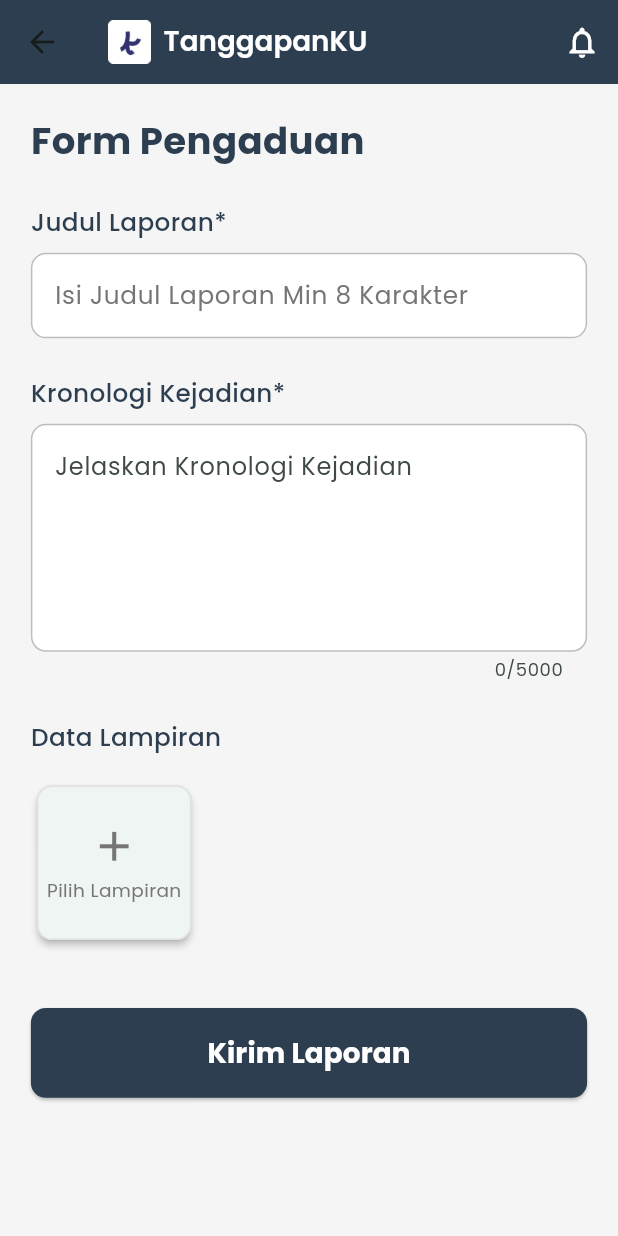
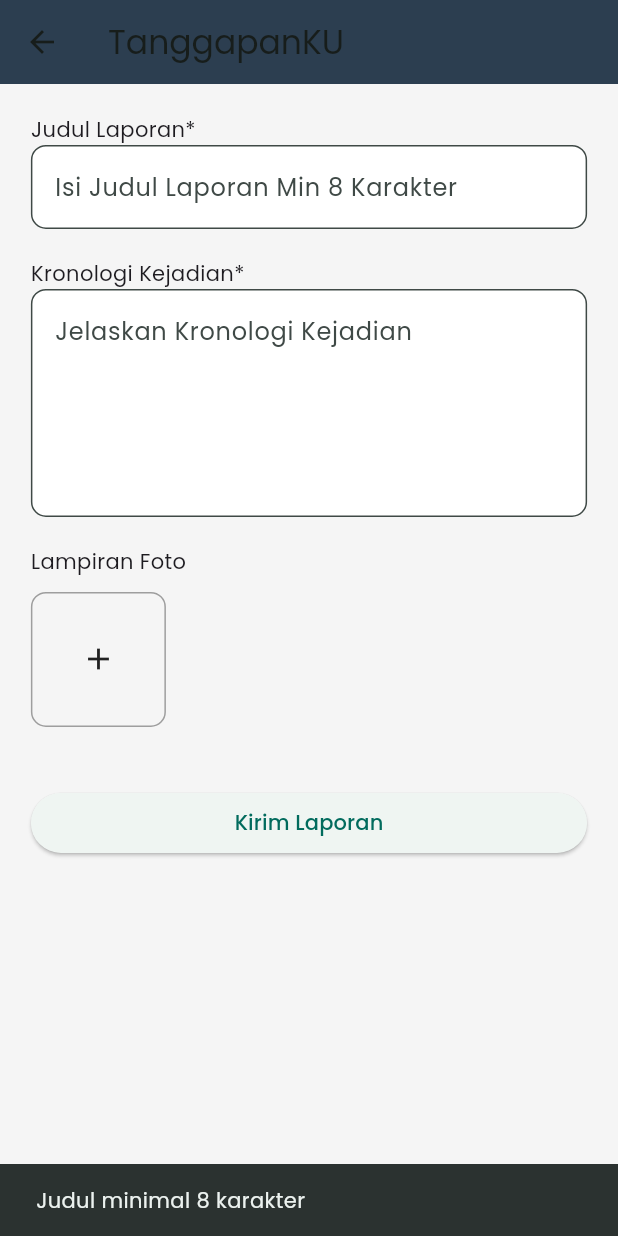
Before and after one commit to Kyzen2/TanggapanKu, a Flutter app: the PengaduanPage screen opened directly, after a tap on "Kirim Laporan", on a phone screen of 412 x 824 dp. Run offline on Flutter 3.47's test engine with Material 3 defaults, Android fonts, the phone set to English and light mode, and no system bars; our stand-ins replace carousel_slider, gap, google_fonts, image_picker, shared_preferences, timeago; missing offline and left inert: tutorial_coach_mark; accounts and stored records are empty.

Commit message:
rombak pengaduan page

```diff
--- a/lib/api/api_service.dart
+++ b/lib/api/api_service.dart
@@ -87,4 +87,39 @@ class ApiService {
       "body": jsonDecode(res.body),
     };
   }
+
+  // POST /pengaduan (multipart)
+  Future<Map<String, dynamic>> postPengaduan({
+    required String token,
+    required String judul,
+    required String deskripsi,
+    List<String>? fotoPaths,
+  }) async {
+    final uri = Uri.parse('$baseUrl/pengaduan');
+    final request = http.MultipartRequest('POST', uri);
+
+    request.headers.addAll({
+      "Authorization": "Bearer $token",
+      "accept": "application/json",
+      'ngrok-skip-browser-warning': 'true',
+    });
+
+    request.fields['judul'] = judul;
+    request.fields['deskripsi'] = deskripsi;
+
+    // Upload banyak foto
+    if (fotoPaths != null && fotoPaths.isNotEmpty) {
+      for (var path in fotoPaths) {
+        request.files.add(await http.MultipartFile.fromPath('foto[]', path));
+      }
+    }
+
+    final response = await request.send();
+    final resBody = await response.stream.bytesToString();
+
+    return {
+      "status": response.statusCode,
+      "body": jsonDecode(resBody),
+    };
+  }
 }
--- /dev/null
+++ b/lib/models/pengaduan.dart
@@ -0,0 +1,56 @@
+class Pengaduan {
+  final int id;
+  final int idWarga;
+  final int idDaerah;
+  final String judul;
+  final String deskripsi;
+  final String tglPengaduan;
+  final String status;
+  final List<PengaduanFoto> foto;
+
+  Pengaduan({
+    required this.id,
+    required this.idWarga,
+    required this.idDaerah,
+    required this.judul,
+    required this.deskripsi,
+    required this.tglPengaduan,
+    required this.status,
+    required this.foto,
+  });
+
+  factory Pengaduan.fromJson(Map<String, dynamic> json) {
+    return Pengaduan(
+      id: json['id'] ?? 0,
+      idWarga: json['id_warga'] ?? 0,
+      idDaerah: json['id_daerah'] ?? 0,
+      judul: json['judul'] ?? '',
+      deskripsi: json['deskripsi'] ?? '',
+      tglPengaduan: json['tgl_pengaduan'] ?? '',
+      status: json['status'] ?? 'Diajukan',
+      foto: (json['foto'] as List<dynamic>? ?? [])
+          .map((e) => PengaduanFoto.fromJson(e))
+          .toList(),
+    );
+  }
+}
+
+class PengaduanFoto {
+  final int id;
+  final int idPengaduan;
+  final String pathFoto;
+
+  PengaduanFoto({
+    required this.id,
+    required this.idPengaduan,
+    required this.pathFoto,
+  });
+
+  factory PengaduanFoto.fromJson(Map<String, dynamic> json) {
+    return PengaduanFoto(
+      id: json['id'] ?? 0,
+      idPengaduan: json['id_pengaduan'] ?? 0,
+      pathFoto: json['path_foto'] ?? '',
+    );
+  }
+}
--- a/lib/pages/pengaduan.dart
+++ b/lib/pages/pengaduan.dart
@@ -1,30 +1,9 @@
+import 'dart:io';
 import 'package:flutter/material.dart';
-import 'package:flutter/services.dart';
+import 'package:image_picker/image_picker.dart';
 import 'package:google_fonts/google_fonts.dart';
-
-void main() {
-  runApp(const MyApp());
-}
-
-class MyApp extends StatelessWidget {
-  const MyApp({super.key});
-
-  @override
-  Widget build(BuildContext context) {
-    return MaterialApp(
-      debugShowCheckedModeBanner: false,
-      title: 'TanggapanKu App',
-      theme: ThemeData(
-        primarySwatch: Colors.blueGrey,
-        visualDensity: VisualDensity.adaptivePlatformDensity,
-        textTheme: GoogleFonts.poppinsTextTheme(
-          Theme.of(context).textTheme,
-        ),
-      ),
-      home: const PengaduanPage(),
-    );
-  }
-}
+import 'package:tanggapanku/api/api_service.dart';
+import 'package:shared_preferences/shared_preferences.dart';
 
 class PengaduanPage extends StatefulWidget {
   const PengaduanPage({super.key});
@@ -34,172 +13,190 @@ class PengaduanPage extends StatefulWidget {
 }
 
 class _PengaduanPageState extends State<PengaduanPage> {
-  final TextEditingController _judulLaporanController = TextEditingController();
-  final TextEditingController _kronologiController = TextEditingController();
-  static const int _maxKronologiLength = 5000;
+  final TextEditingController _judul = TextEditingController();
+  final TextEditingController _deskripsi = TextEditingController();
+  final List<File> _selectedImages = [];
+
+  bool _loading = false;
 
   @override
   void dispose() {
-    _judulLaporanController.dispose();
-    _kronologiController.dispose();
+    _judul.dispose();
+    _deskripsi.dispose();
     super.dispose();
+  }
+
+  Future<void> _pickImages() async {
+    final picker = ImagePicker();
+
+    showModalBottomSheet(
+      context: context,
+      shape: const RoundedRectangleBorder(
+        borderRadius: BorderRadius.vertical(top: Radius.circular(16)),
+      ),
+      builder: (context) {
+        return SafeArea(
+          child: Column(
+            mainAxisSize: MainAxisSize.min,
+            children: [
+              ListTile(
+                leading: const Icon(Icons.camera_alt),
+                title: const Text("Ambil dari Kamera"),
+                onTap: () async {
+                  Navigator.pop(context);
+                  final photo =
+                      await picker.pickImage(source: ImageSource.camera);
+                  if (photo != null) {
+                    setState(() => _selectedImages.add(File(photo.path)));
+                  }
+                },
+              ),
+              ListTile(
+                leading: const Icon(Icons.photo_library),
+                title: const Text("Pilih dari Galeri"),
+                onTap: () async {
+                  Navigator.pop(context);
+                  final picked = await picker.pickMultiImage();
+                  if (picked.isNotEmpty) {
+                    setState(() {
+                      _selectedImages.addAll(
+                        picked.map((e) => File(e.path)),
+                      );
+                    });
+                  }
+                },
+              ),
+            ],
+          ),
+        );
+      },
+    );
+  }
+
+  Future<void> _submitPengaduan() async {
+    if (_judul.text.length < 8) {
+      ScaffoldMessenger.of(context).showSnackBar(
+        const SnackBar(content: Text("Judul minimal 8 karakter")),
+      );
+      return;
+    }
+
+    if (_deskripsi.text.length < 10) {
+      ScaffoldMessenger.of(context).showSnackBar(
+        const SnackBar(content: Text("Kronologi terlalu pendek.")),
+      );
+      return;
+    }
+
+    setState(() => _loading = true);
+
+    try {
+      final prefs = await SharedPreferences.getInstance();
+      final token = prefs.getString('token') ?? '';
+
+      if (token.isEmpty) {
+        ScaffoldMessenger.of(context).showSnackBar(
+          const SnackBar(content: Text("Silakan login dulu.")),
+        );
+        return;
+      }
+
+      final api = ApiService();
+
+      final res = await api.postPengaduan(
+        token: token,
+        judul: _judul.text,
+        deskripsi: _deskripsi.text,
+        fotoPaths: _selectedImages.map((e) => e.path).toList(),
+      );
+
+      if (res["status"] == 201) {
+        ScaffoldMessenger.of(context).showSnackBar(
+          const SnackBar(content: Text("Pengaduan berhasil dikirim!")),
+        );
+
+        _judul.clear();
+        _deskripsi.clear();
+        setState(() => _selectedImages.clear());
+      } else {
+        ScaffoldMessenger.of(context).showSnackBar(
+          SnackBar(content: Text(res["body"]["message"] ?? "Gagal mengirim")),
+        );
+      }
+    } catch (e) {
+      ScaffoldMessenger.of(context).showSnackBar(
+        SnackBar(content: Text("Error: $e")),
+      );
+    } finally {
+      setState(() => _loading = false);
+    }
   }
 
   @override
   Widget build(BuildContext context) {
-    final screenHeight = MediaQuery.of(context).size.height;
     final screenWidth = MediaQuery.of(context).size.width;
-
-    const Color primaryBlueDark = Color(0xFF2C3E50);
-    const Color accentBlue = Color(0xFF3F51B5);
-    const Color lightGrey = Color(0xFFF5F5F5);
+    const primaryBlueDark = Color(0xFF2C3E50);
+    const lightGrey = Color(0xFFF5F5F5);
 
     return Scaffold(
       backgroundColor: lightGrey,
       appBar: AppBar(
         backgroundColor: primaryBlueDark,
-        elevation: 0,
-        title: Row(
-          children: [
-            Image.asset(
-              'assets/Logo.png',
-              height: screenHeight * 0.035,
-              width: screenHeight * 0.035,
-              fit: BoxFit.contain,
-            ),
-            SizedBox(width: screenWidth * 0.02),
-            Text(
-              'TanggapanKU',
-              style: GoogleFonts.poppins(
-                fontSize: screenWidth * 0.045,
-                fontWeight: FontWeight.w600,
-                color: Colors.white,
-              ),
-            ),
-          ],
-        ),
-        actions: [
-          IconButton(
-            icon: Icon(Icons.notifications_none,
-                color: Colors.white, size: screenWidth * 0.06),
-            onPressed: () {
-              // Handle notifikasi
-            },
-          ),
-        ],
+        title: const Text("TanggapanKU"),
       ),
       body: SingleChildScrollView(
         padding: EdgeInsets.all(screenWidth * 0.05),
         child: Column(
           crossAxisAlignment: CrossAxisAlignment.start,
           children: [
-            Text(
-              'Form Pengaduan',
-              style: GoogleFonts.poppins(
-                fontSize: screenWidth * 0.06,
-                fontWeight: FontWeight.bold,
-                color: primaryBlueDark,
-              ),
-            ),
-            SizedBox(height: screenHeight * 0.03),
-            Text(
-              'Judul Laporan*',
-              style: GoogleFonts.poppins(
-                fontSize: screenWidth * 0.04,
-                fontWeight: FontWeight.w500,
-                color: primaryBlueDark,
-              ),
-            ),
-            SizedBox(height: screenHeight * 0.01),
-            _buildTextField(
-              context,
-              controller: _judulLaporanController,
-              hintText: 'Isi Judul Laporan Min 8 Karakter',
-              keyboardType: TextInputType.text,
-            ),
-            SizedBox(height: screenHeight * 0.03),
-            Text(
-              'Kronologi Kejadian*',
-              style: GoogleFonts.poppins(
-                fontSize: screenWidth * 0.04,
-                fontWeight: FontWeight.w500,
-                color: primaryBlueDark,
-              ),
-            ),
-            SizedBox(height: screenHeight * 0.01),
-            _buildMultiLineTextField(
-              context,
-              controller: _kronologiController,
-              hintText: 'Jelaskan Kronologi Kejadian',
-              maxLength: _maxKronologiLength,
-            ),
-            SizedBox(height: screenHeight * 0.03),
-            Text(
-              'Data Lampiran',
-              style: GoogleFonts.poppins(
-                fontSize: screenWidth * 0.04,
-                fontWeight: FontWeight.w500,
-                color: primaryBlueDark,
-              ),
-            ),
-            SizedBox(height: screenHeight * 0.02),
-            GestureDetector(
-              onTap: () {
-                print('Pilih Lampiran ditekan!');
-              },
-              child: Card(
-                elevation: 2,
-                shape: RoundedRectangleBorder(
-                  borderRadius: BorderRadius.circular(10),
-                  side: BorderSide(color: Colors.grey.shade300, width: 1),
-                ),
-                child: Container(
-                  width: screenWidth * 0.25,
-                  height: screenWidth * 0.25,
-                  alignment: Alignment.center,
-                  child: Column(
-                    mainAxisAlignment: MainAxisAlignment.center,
-                    children: [
-                      Icon(Icons.add,
-                          size: screenWidth * 0.08, color: Colors.grey[600]),
-                      SizedBox(height: screenHeight * 0.005),
-                      Text(
-                        'Pilih Lampiran',
-                        style: GoogleFonts.poppins(
-                          fontSize: screenWidth * 0.03,
-                          color: Colors.grey[600],
-                        ),
-                      ),
-                    ],
+            const Text("Judul Laporan*"),
+            _buildTextField(_judul, "Isi Judul Laporan Min 8 Karakter"),
+            const SizedBox(height: 20),
+            const Text("Kronologi Kejadian*"),
+            _buildTextField(_deskripsi, "Jelaskan Kronologi Kejadian",
+                maxLines: 5),
+            const SizedBox(height: 20),
+            const Text("Lampiran Foto"),
+            const SizedBox(height: 10),
+            Wrap(
+              spacing: 10,
+              runSpacing: 10,
+              children: [
+                ..._selectedImages.map(
+                  (file) => ClipRRect(
+                    borderRadius: BorderRadius.circular(10),
+                    child: Image.file(
+                      file,
+                      width: 90,
+                      height: 90,
+                      fit: BoxFit.cover,
+                    ),
                   ),
                 ),
-              ),
+                GestureDetector(
+                  onTap: _pickImages,
+                  child: Container(
+                    width: 90,
+                    height: 90,
+                    decoration: BoxDecoration(
+                      border: Border.all(color: Colors.grey),
+                      borderRadius: BorderRadius.circular(10),
+                    ),
+                    child: const Icon(Icons.add),
+                  ),
+                ),
+              ],
             ),
-            SizedBox(height: screenHeight * 0.05),
+            const SizedBox(height: 40),
             SizedBox(
               width: double.infinity,
               child: ElevatedButton(
-                onPressed: () {
-                  print('Judul: ${_judulLaporanController.text}');
-                  print('Kronologi: ${_kronologiController.text}');
-                },
-                style: ElevatedButton.styleFrom(
-                  backgroundColor: primaryBlueDark,
-                  shape: RoundedRectangleBorder(
-                    borderRadius: BorderRadius.circular(10),
-                  ),
-                  padding: EdgeInsets.symmetric(vertical: screenHeight * 0.02),
-                ),
-                child: Text(
-                  'Kirim Laporan',
-                  style: GoogleFonts.poppins(
-                    fontSize: screenWidth * 0.045,
-                    color: Colors.white,
-                    fontWeight: FontWeight.bold,
-                  ),
-                ),
+                onPressed: _loading ? null : _submitPengaduan,
+                child: _loading
+                    ? const CircularProgressIndicator(color: Colors.white)
+                    : const Text("Kirim Laporan"),
               ),
-            ),
+            )
           ],
         ),
       ),
@@ -207,72 +204,18 @@ class _PengaduanPageState extends State<PengaduanPage> {
   }
 
   Widget _buildTextField(
-    BuildContext context, {
-    required TextEditingController controller,
-    required String hintText,
-    TextInputType keyboardType = TextInputType.text,
-    List<TextInputFormatter>? inputFormatters,
+    TextEditingController controller,
+    String hint, {
+    int maxLines = 1,
   }) {
-    final screenWidth = MediaQuery.of(context).size.width;
-
     return TextField(
       controller: controller,
-      keyboardType: keyboardType,
-      inputFormatters: inputFormatters,
-      style: GoogleFonts.poppins(
-          fontSize: screenWidth * 0.04, color: Colors.black),
+      maxLines: maxLines,
       decoration: InputDecoration(
-        hintText: hintText,
-        hintStyle: GoogleFonts.poppins(
-            color: Colors.grey[600], fontSize: screenWidth * 0.04),
         filled: true,
         fillColor: Colors.white,
-        border: OutlineInputBorder(
-          borderRadius: BorderRadius.circular(10),
-          borderSide: BorderSide(color: Colors.grey.shade400),
-        ),
-        enabledBorder: OutlineInputBorder(
-          borderRadius: BorderRadius.circular(10),
-          borderSide: BorderSide(color: Colors.grey.shade400),
-        ),
-        focusedBorder: OutlineInputBorder(
-          borderRadius: BorderRadius.circular(10),
-          borderSide: const BorderSide(color: Colors.blue, width: 2),
-        ),
-      ),
-    );
-  }
-
-  Widget _buildMultiLineTextField(
-    BuildContext context, {
-    required TextEditingController controller,
-    required String hintText,
-    int maxLength = 200,
-  }) {
-    final screenWidth = MediaQuery.of(context).size.width;
-
-    return TextField(
-      controller: controller,
-      maxLines: 5,
-      maxLength: maxLength,
-      keyboardType: TextInputType.multiline,
-      decoration: InputDecoration(
-        hintText: hintText,
-        filled: true,
-        fillColor: Colors.white,
-        border: OutlineInputBorder(
-          borderRadius: BorderRadius.circular(10),
-          borderSide: BorderSide(color: Colors.grey.shade400),
-        ),
-        enabledBorder: OutlineInputBorder(
-          borderRadius: BorderRadius.circular(10),
-          borderSide: BorderSide(color: Colors.grey.shade400),
-        ),
-        focusedBorder: OutlineInputBorder(
-          borderRadius: BorderRadius.circular(10),
-          borderSide: const BorderSide(color: Colors.blue, width: 2),
-        ),
-        counterText: '${controller.text.length}/$maxLength',
+        hintText: hint,
+        border: OutlineInputBorder(borderRadius: BorderRadius.circular(10)),
       ),
     );
   }
--- a/pubspec.yaml
+++ b/pubspec.yaml
@@ -20,6 +20,8 @@ dependencies:
   http: ^1.2.1
   shared_preferences: ^2.2.3
   tutorial_coach_mark: ^1.2.8
+  image_picker: ^1.0.4
+
 
 dev_dependencies:
   flutter_test:
```
Also changed, not shown: pubspec.lock, 5 other files.
